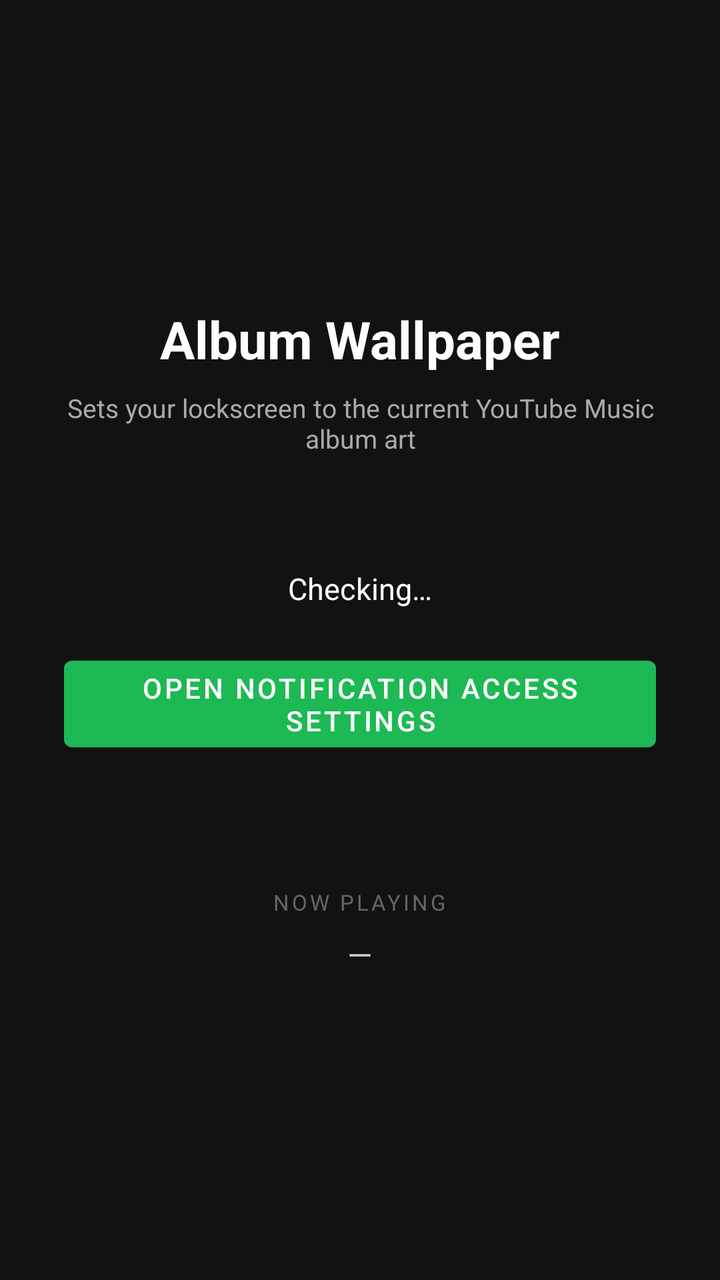
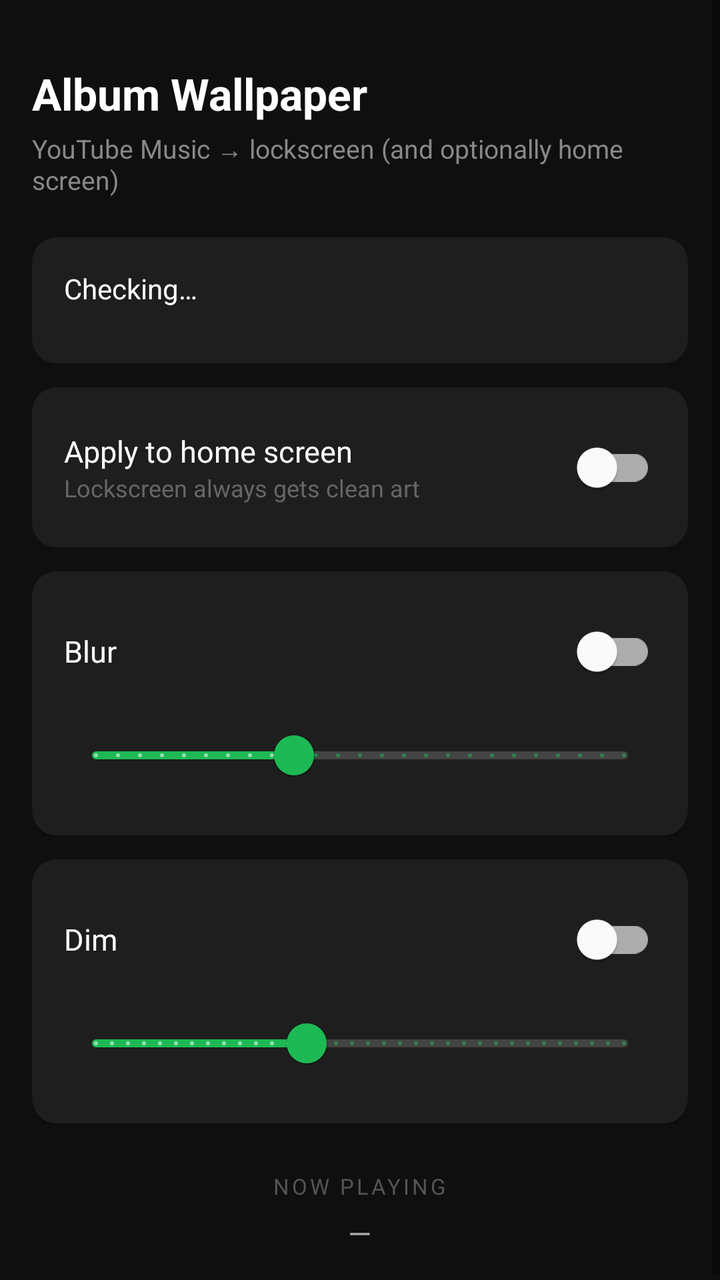

An Android layout rendered at two revisions. The XML below is the earlier revision; the diff shows what the commit changed to produce the second picture.
<!-- AndroidManifest.xml: application theme Theme.AlbumWallpaper -->
<!-- res/layout/activity_main.xml -->
<?xml version="1.0" encoding="utf-8"?>
<LinearLayout xmlns:android="http://schemas.android.com/apk/res/android"
    android:layout_width="match_parent"
    android:layout_height="match_parent"
    android:orientation="vertical"
    android:gravity="center"
    android:padding="32dp"
    android:background="#121212">

    <TextView
        android:layout_width="wrap_content"
        android:layout_height="wrap_content"
        android:text="@string/app_name"
        android:textSize="26sp"
        android:textColor="#FFFFFF"
        android:textStyle="bold"
        android:layout_marginBottom="8dp" />

    <TextView
        android:layout_width="wrap_content"
        android:layout_height="wrap_content"
        android:text="Sets your lockscreen to the current YouTube Music album art"
        android:textSize="13sp"
        android:textColor="#AAAAAA"
        android:gravity="center"
        android:layout_marginBottom="56dp" />

    <TextView
        android:id="@+id/statusText"
        android:layout_width="wrap_content"
        android:layout_height="wrap_content"
        android:text="Checking…"
        android:textSize="15sp"
        android:textColor="#FFFFFF"
        android:gravity="center"
        android:layout_marginBottom="20dp" />

    <Button
        android:id="@+id/grantButton"
        android:layout_width="wrap_content"
        android:layout_height="wrap_content"
        android:text="Open Notification Access Settings"
        android:layout_marginBottom="64dp" />

    <TextView
        android:layout_width="wrap_content"
        android:layout_height="wrap_content"
        android:text="NOW PLAYING"
        android:textSize="11sp"
        android:textColor="#666666"
        android:letterSpacing="0.12"
        android:layout_marginBottom="8dp" />

    <TextView
        android:id="@+id/trackText"
        android:layout_width="wrap_content"
        android:layout_height="wrap_content"
        android:text="—"
        android:textSize="16sp"
        android:textColor="#CCCCCC"
        android:gravity="center" />

</LinearLayout>
<!-- resources referenced by this layout -->
<resources>
  <string name="app_name">Album Wallpaper</string>
  <style name="Theme.AlbumWallpaper" parent="Theme.MaterialComponents.DayNight.NoActionBar">
          <item name="colorPrimary">#1DB954</item>
          <item name="colorPrimaryVariant">#158a3e</item>
          <item name="colorOnPrimary">#FFFFFF</item>
          <item name="android:statusBarColor">#000000</item>
          <item name="android:navigationBarColor">#000000</item>
      </style>
</resources>

<!-- the commit's change to res/layout/activity_main.xml (unified diff, before → after) -->
@@ -1,63 +1,239 @@
 <?xml version="1.0" encoding="utf-8"?>
-<LinearLayout xmlns:android="http://schemas.android.com/apk/res/android"
+<ScrollView xmlns:android="http://schemas.android.com/apk/res/android"
+    xmlns:app="http://schemas.android.com/apk/res-auto"
     android:layout_width="match_parent"
     android:layout_height="match_parent"
-    android:orientation="vertical"
-    android:gravity="center"
-    android:padding="32dp"
-    android:background="#121212">
-
-    <TextView
-        android:layout_width="wrap_content"
+    android:background="#0F0F0F">
+
+    <LinearLayout
+        android:layout_width="match_parent"
         android:layout_height="wrap_content"
-        android:text="@string/app_name"
-        android:textSize="26sp"
-        android:textColor="#FFFFFF"
-        android:textStyle="bold"
-        android:layout_marginBottom="8dp" />
-
-    <TextView
-        android:layout_width="wrap_content"
-        android:layout_height="wrap_content"
-        android:text="Sets your lockscreen to the current YouTube Music album art"
-        android:textSize="13sp"
-        android:textColor="#AAAAAA"
-        android:gravity="center"
-        android:layout_marginBottom="56dp" />
-
-    <TextView
-        android:id="@+id/statusText"
-        android:layout_width="wrap_content"
-        android:layout_height="wrap_content"
-        android:text="Checking…"
-        android:textSize="15sp"
-        android:textColor="#FFFFFF"
-        android:gravity="center"
-        android:layout_marginBottom="20dp" />
-
-    <Button
-        android:id="@+id/grantButton"
-        android:layout_width="wrap_content"
-        android:layout_height="wrap_content"
-        android:text="Open Notification Access Settings"
-        android:layout_marginBottom="64dp" />
-
-    <TextView
-        android:layout_width="wrap_content"
-        android:layout_height="wrap_content"
-        android:text="NOW PLAYING"
-        android:textSize="11sp"
-        android:textColor="#666666"
-        android:letterSpacing="0.12"
-        android:layout_marginBottom="8dp" />
-
-    <TextView
-        android:id="@+id/trackText"
-        android:layout_width="wrap_content"
-        android:layout_height="wrap_content"
-        android:text="—"
-        android:textSize="16sp"
-        android:textColor="#CCCCCC"
-        android:gravity="center" />
-
-</LinearLayout>
+        android:orientation="vertical"
+        android:padding="16dp">
+
+        
+        <TextView
+            android:layout_width="wrap_content"
+            android:layout_height="wrap_content"
+            android:text="Album Wallpaper"
+            android:textSize="22sp"
+            android:textColor="#FFFFFF"
+            android:textStyle="bold"
+            android:layout_marginTop="16dp"
+            android:layout_marginBottom="4dp" />
+
+        <TextView
+            android:layout_width="wrap_content"
+            android:layout_height="wrap_content"
+            android:text="YouTube Music → lockscreen (and optionally home screen)"
+            android:textSize="13sp"
+            android:textColor="#888888"
+            android:layout_marginBottom="20dp" />
+
+        
+        <com.google.android.material.card.MaterialCardView
+            android:layout_width="match_parent"
+            android:layout_height="wrap_content"
+            app:cardBackgroundColor="#1E1E1E"
+            app:cardCornerRadius="12dp"
+            app:strokeWidth="0dp"
+            android:layout_marginBottom="12dp">
+
+            <LinearLayout
+                android:layout_width="match_parent"
+                android:layout_height="wrap_content"
+                android:orientation="vertical"
+                android:padding="16dp">
+
+                <TextView
+                    android:id="@+id/statusText"
+                    android:layout_width="wrap_content"
+                    android:layout_height="wrap_content"
+                    android:text="Checking…"
+                    android:textSize="14sp"
+                    android:textColor="#FFFFFF"
+                    android:layout_marginBottom="12dp" />
+
+                <Button
+                    android:id="@+id/grantButton"
+                    android:layout_width="wrap_content"
+                    android:layout_height="wrap_content"
+                    android:text="Open Notification Access Settings"
+                    android:visibility="gone" />
+
+            </LinearLayout>
+        </com.google.android.material.card.MaterialCardView>
+
+        
+        <com.google.android.material.card.MaterialCardView
+            android:layout_width="match_parent"
+            android:layout_height="wrap_content"
+            app:cardBackgroundColor="#1E1E1E"
+            app:cardCornerRadius="12dp"
+            app:strokeWidth="0dp"
+            android:layout_marginBottom="12dp">
+
+            <LinearLayout
+                android:layout_width="match_parent"
+                android:layout_height="wrap_content"
+                android:orientation="horizontal"
+                android:gravity="center_vertical"
+                android:padding="16dp">
+
+                <LinearLayout
+                    android:layout_width="0dp"
+                    android:layout_height="wrap_content"
+                    android:layout_weight="1"
+                    android:orientation="vertical">
+
+                    <TextView
+                        android:layout_width="wrap_content"
+                        android:layout_height="wrap_content"
+                        android:text="Apply to home screen"
+                        android:textSize="15sp"
+                        android:textColor="#FFFFFF" />
+
+                    <TextView
+                        android:layout_width="wrap_content"
+                        android:layout_height="wrap_content"
+                        android:text="Lockscreen always gets clean art"
+                        android:textSize="12sp"
+                        android:textColor="#666666" />
+
+                </LinearLayout>
+
+                <com.google.android.material.switchmaterial.SwitchMaterial
+                    android:id="@+id/switchHome"
+                    android:layout_width="wrap_content"
+                    android:layout_height="wrap_content" />
+
+            </LinearLayout>
+        </com.google.android.material.card.MaterialCardView>
+
+        
+        <com.google.android.material.card.MaterialCardView
+            android:layout_width="match_parent"
+            android:layout_height="wrap_content"
+            app:cardBackgroundColor="#1E1E1E"
+            app:cardCornerRadius="12dp"
+            app:strokeWidth="0dp"
+            android:layout_marginBottom="12dp">
+
+            <LinearLayout
+                android:layout_width="match_parent"
+                android:layout_height="wrap_content"
+                android:orientation="vertical"
+                android:padding="16dp">
+
+                <LinearLayout
+                    android:layout_width="match_parent"
+                    android:layout_height="wrap_content"
+                    android:orientation="horizontal"
+                    android:gravity="center_vertical">
+
+                    <TextView
+                        android:layout_width="0dp"
+                        android:layout_height="wrap_content"
+                        android:layout_weight="1"
+                        android:text="Blur"
+                        android:textSize="15sp"
+                        android:textColor="#FFFFFF" />
+
+                    <com.google.android.material.switchmaterial.SwitchMaterial
+                        android:id="@+id/switchBlur"
+                        android:layout_width="wrap_content"
+                        android:layout_height="wrap_content" />
+
+                </LinearLayout>
+
+                <com.google.android.material.slider.Slider
+                    android:id="@+id/sliderBlur"
+                    android:layout_width="match_parent"
+                    android:layout_height="wrap_content"
+                    android:layout_marginTop="4dp"
+                    android:valueFrom="1"
+                    android:valueTo="25"
+                    android:value="10"
+                    android:stepSize="1"
+                    app:thumbColor="@color/teal_200"
+                    app:trackColorActive="@color/teal_200"
+                    app:trackColorInactive="#444444" />
+
+            </LinearLayout>
+        </com.google.android.material.card.MaterialCardView>
+
+        
+        <com.google.android.material.card.MaterialCardView
+            android:layout_width="match_parent"
+            android:layout_height="wrap_content"
+            app:cardBackgroundColor="#1E1E1E"
+            app:cardCornerRadius="12dp"
+            app:strokeWidth="0dp"
+            android:layout_marginBottom="24dp">
+
+            <LinearLayout
+                android:layout_width="match_parent"
+                android:layout_height="wrap_content"
+                android:orientation="vertical"
+                android:padding="16dp">
+
+                <LinearLayout
+                    android:layout_width="match_parent"
+                    android:layout_height="wrap_content"
+                    android:orientation="horizontal"
+                    android:gravity="center_vertical">
+
+                    <TextView
+                        android:layout_width="0dp"
+                        android:layout_height="wrap_content"
+                        android:layout_weight="1"
+                        android:text="Dim"
+                        android:textSize="15sp"
+                        android:textColor="#FFFFFF" />
+
+                    <com.google.android.material.switchmaterial.SwitchMaterial
+                        android:id="@+id/switchDim"
+                        android:layout_width="wrap_content"
+                        android:layout_height="wrap_content" />
+
+                </LinearLayout>
+
+                <com.google.android.material.slider.Slider
+                    android:id="@+id/sliderDim"
+                    android:layout_width="match_parent"
+                    android:layout_height="wrap_content"
+                    android:layout_marginTop="4dp"
+                    android:valueFrom="0"
+                    android:valueTo="100"
+                    android:value="40"
+                    android:stepSize="1"
+                    app:thumbColor="@color/teal_200"
+                    app:trackColorActive="@color/teal_200"
+                    app:trackColorInactive="#444444" />
+
+            </LinearLayout>
+        </com.google.android.material.card.MaterialCardView>
+
+        
+        <TextView
+            android:layout_width="wrap_content"
+            android:layout_height="wrap_content"
+            android:text="NOW PLAYING"
+            android:textSize="11sp"
+            android:textColor="#555555"
+            android:letterSpacing="0.12"
+            android:layout_gravity="center_horizontal"
+            android:layout_marginBottom="6dp" />
+
+        <TextView
+            android:id="@+id/trackText"
+            android:layout_width="wrap_content"
+            android:layout_height="wrap_content"
+            android:text="—"
+            android:textSize="15sp"
+            android:textColor="#AAAAAA"
+            android:gravity="center"
+            android:layout_gravity="center_horizontal" />
+
+    </LinearLayout>
+</ScrollView>
<!-- resource entries referenced after the edit -->
@@ -1,6 +1,6 @@
 <!-- resources referenced by this layout -->
 <resources>
-  <string name="app_name">Album Wallpaper</string>
+  <color name="teal_200">#1DB954</color>
   <style name="Theme.AlbumWallpaper" parent="Theme.MaterialComponents.DayNight.NoActionBar">
           <item name="colorPrimary">#1DB954</item>
           <item name="colorPrimaryVariant">#158a3e</item>
